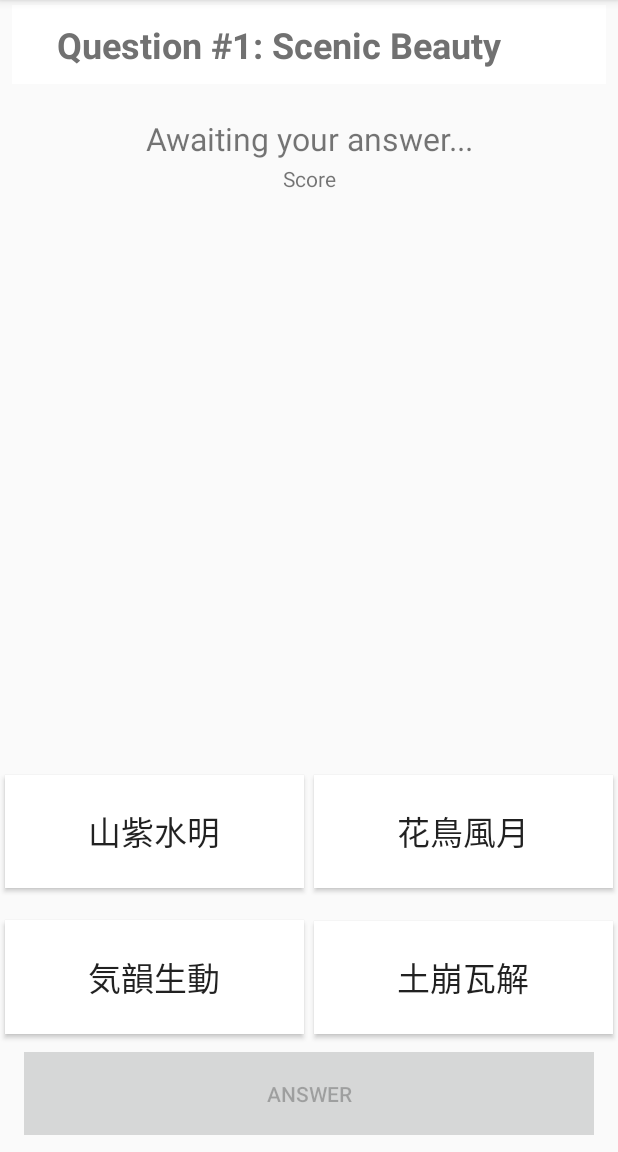
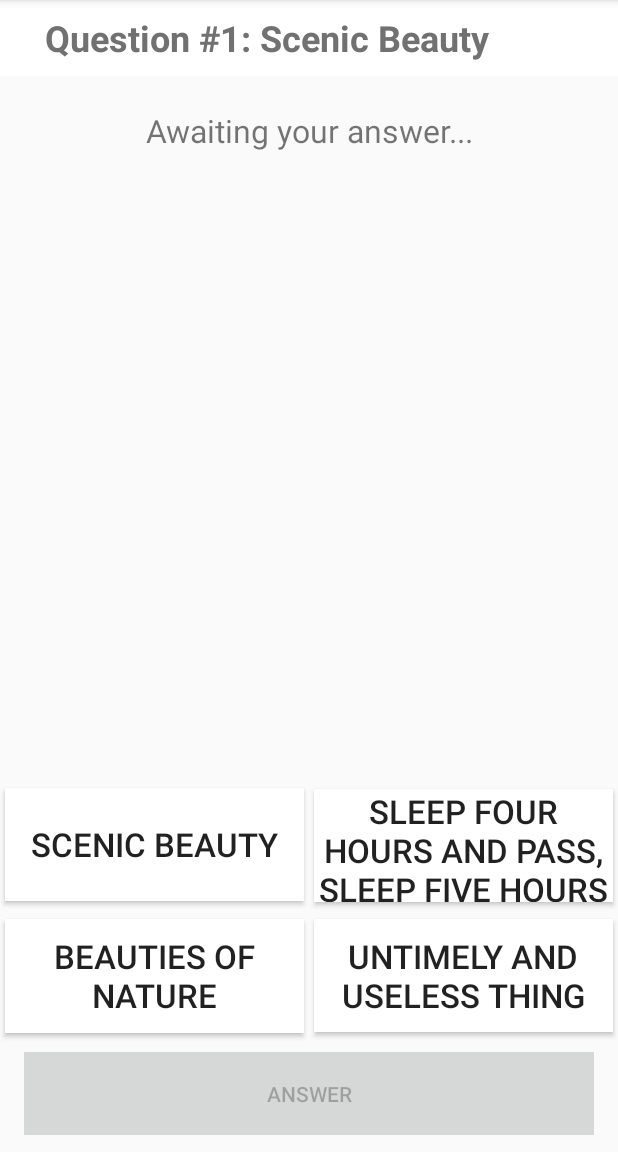
Before and after one commit to mosesweb/JapaneseWordsSimpleQuiz, an Android app: the screen it shows after launch (wordTestActivity), after a tap on "START QUIZ", on a phone screen of 412 x 824 dp, the part 84-1236 px from its top. Run offline under Robolectric (Android 15) with nearby library versions, the phone set to English and light mode, and no system bars.

Commit message:
radio group added for first activity and sharedprefs

```diff
--- a/app/build.gradle
+++ b/app/build.gradle
@@ -7,8 +7,8 @@ android {
         applicationId "com.kengoweb.studerande.japanesewords"
         minSdkVersion 15
         targetSdkVersion 24
-        versionCode 2
-        versionName "2"
+        versionCode 3
+        versionName "3"
         testInstrumentationRunner "android.support.test.runner.AndroidJUnitRunner"
     }
     buildTypes {
--- a/app/src/main/java/com/kengoweb/studerande/japanesewords/MainActivity.java
+++ b/app/src/main/java/com/kengoweb/studerande/japanesewords/MainActivity.java
@@ -1,20 +1,39 @@
 package com.kengoweb.studerande.japanesewords;
 
+import android.content.Context;
 import android.content.Intent;
+import android.content.SharedPreferences;
+import android.provider.MediaStore;
 import android.support.v7.app.AppCompatActivity;
 import android.os.Bundle;
 import android.view.View;
 import android.widget.Button;
+import android.widget.RadioButton;
+import android.widget.RadioGroup;
 import android.widget.Toast;
 
+import static android.R.attr.checked;
+
 public class MainActivity extends AppCompatActivity {
+
+    public static final String PREF_QUIZ_TYPE_SETTING = "japquiz_pref_file";
 
     @Override
     protected void onCreate(Bundle savedInstanceState) {
         super.onCreate(savedInstanceState);
         setContentView(R.layout.activity_main);
 
+        SharedPreferences sharedPref = getSharedPreferences(PREF_QUIZ_TYPE_SETTING, MODE_PRIVATE);
+        final RadioGroup radioGroup = (RadioGroup) findViewById(R.id.radioGroup);
         Button btn = (Button) findViewById(R.id.study_button);
+
+        // get value of selected mode
+        // http://stackoverflow.com/questions/23024831/android-shared-preferences-example
+        String restoredText = sharedPref.getString("quiz_mode", null);
+        if (restoredText != null) {
+            Toast.makeText(this, "You have checked" + restoredText, Toast.LENGTH_SHORT).show();
+        }
+
         btn.setOnClickListener(new View.OnClickListener()
         {
             public void onClick(View v)
@@ -22,10 +41,38 @@ public class MainActivity extends AppCompatActivity {
 
                 // could send some data to the intent if we want to have category
                 // for more options or something
-                Toast.makeText(MainActivity.this, "Clicked", Toast.LENGTH_SHORT).show();
                 Intent intent = new Intent(MainActivity.this, wordTestActivity.class);
                 startActivity(intent);
             }
         });
+
+        radioGroup.setOnCheckedChangeListener(new RadioGroup.OnCheckedChangeListener()
+        {
+            @Override
+            public void onCheckedChanged(RadioGroup group, int checkedId) {
+                // checkedId is the RadioButton selected
+                //radioGroup.check(checkedId);
+                RadioButton rb = (RadioButton) findViewById(checkedId);
+                String radioText = rb.getText().toString();
+                Context context = getApplicationContext();
+                CharSequence text = "you checked" + radioText;
+                int duration = Toast.LENGTH_SHORT;
+                Toast toast = Toast.makeText(context, text, duration);
+                toast.show();
+
+                SharedPreferences.Editor editor = getSharedPreferences(PREF_QUIZ_TYPE_SETTING, MODE_PRIVATE).edit();
+                editor.putString("quiz_mode", radioText);
+                editor.putInt("quiz_mode_num", checkedId);
+                editor.commit();
+            }
+        });
+
+
+
     }
+
+    // Check user settings..
+
+
+
 }
--- a/app/src/main/java/com/kengoweb/studerande/japanesewords/wordTestActivity.java
+++ b/app/src/main/java/com/kengoweb/studerande/japanesewords/wordTestActivity.java
@@ -256,7 +256,7 @@ public class wordTestActivity extends AppCompatActivity {
 
         for(int x = 0; x < wordStringArr.length; x++)
         {
-            wordStringArr[x] = mylist.get(x).Japanese;
+            wordStringArr[x] = mylist.get(x).English;
         }
 
         Log.d("asd", Integer.toString(list_size));
@@ -295,7 +295,7 @@ public class wordTestActivity extends AppCompatActivity {
         // remove the word in question from the myjapaneselist array
         for ( int i = 0;  i < myjapaneselist.size(); i++){
             String tempName = myjapaneselist.get(i);
-            if(tempName.equals(current_word.Japanese))
+            if(tempName.equals(current_word.English))
             {
                 myjapaneselist.remove(i);
             }
@@ -305,7 +305,7 @@ public class wordTestActivity extends AppCompatActivity {
         Collections.shuffle(myjapaneselist);
 
         List<String> q_list = new ArrayList<String>();
-        q_list.add(current_word.Japanese);
+        q_list.add(current_word.English);
         q_list.add(myjapaneselist.get(0));
         q_list.add(myjapaneselist.get(1));
         q_list.add(myjapaneselist.get(2));
--- a/app/src/main/res/layout/activity_word_test.xml
+++ b/app/src/main/res/layout/activity_word_test.xml
@@ -13,36 +13,30 @@
         android:id="@+id/question_tw"
         android:layout_width="0dp"
         android:layout_height="wrap_content"
-        android:layout_marginEnd="8dp"
-        android:layout_marginLeft="8dp"
-        android:layout_marginRight="8dp"
-        android:layout_marginStart="8dp"
-        android:layout_marginTop="3dp"
+        android:layout_marginTop="-2dp"
         android:background="@color/whiteDef"
         android:ellipsize="none"
         android:ems="10"
         android:maxLines="100"
-        android:paddingTop="10sp"
+        android:paddingBottom="10sp"
         android:paddingLeft="30sp"
         android:paddingRight="30sp"
-        android:paddingBottom="10sp"
+        android:paddingTop="10sp"
         android:scrollHorizontally="false"
         android:text="Question"
         android:textColor="#717171"
         android:textSize="24sp"
+        android:textStyle="bold"
         app:layout_constraintLeft_toLeftOf="parent"
         app:layout_constraintRight_toRightOf="parent"
         app:layout_constraintTop_toTopOf="parent"
-        tools:layout_constraintLeft_creator="1"
-        tools:layout_constraintRight_creator="1"
-        tools:layout_constraintTop_creator="1"
-        android:textStyle="bold"/>
+        tools:layout_constraintTop_creator="1" />
 
     <Button
         android:id="@+id/ansr_btn3"
         android:layout_width="0dp"
         android:layout_height="75dp"
-        android:layout_marginBottom="21dp"
+        android:layout_marginBottom="12dp"
         android:background="@color/whiteDef"
         android:onClick="onClick"
         android:text="Button"
@@ -51,7 +45,7 @@
         app:layout_constraintLeft_toLeftOf="parent"
         app:layout_constraintRight_toLeftOf="@+id/ansr_btn1"
         android:layout_marginRight="3dp"
-        android:layout_marginLeft="3dp"
+        android:layout_marginLeft="6dp"
         android:layout_marginStart="3dp"
         android:layout_marginEnd="3dp" />
 
@@ -68,10 +62,10 @@
         app:layout_constraintRight_toRightOf="parent"
         tools:layout_constraintBottom_creator="1"
         android:layout_marginLeft="3dp"
-        android:layout_marginRight="3dp"
+        android:layout_marginRight="6dp"
         android:layout_marginStart="3dp"
         android:layout_marginEnd="3dp"
-        android:layout_marginBottom="12dp" />
+        android:layout_marginBottom="13dp" />
 
     <Button
         android:id="@+id/ansr_btn4"
@@ -86,7 +80,7 @@
         app:layout_constraintBaseline_toBaselineOf="@+id/ansr_btn2"
         tools:layout_constraintBaseline_creator="1"
         android:layout_marginRight="3dp"
-        android:layout_marginLeft="3dp"
+        android:layout_marginLeft="6dp"
         android:layout_marginStart="3dp"
         android:layout_marginEnd="3dp" />
 
@@ -94,7 +88,7 @@
         android:id="@+id/ansr_btn1"
         android:layout_width="0dp"
         android:layout_height="75dp"
-        android:layout_marginBottom="22dp"
+        android:layout_marginBottom="11dp"
         android:background="@color/whiteDef"
         android:onClick="onClick"
         android:text="Button"
@@ -103,7 +97,7 @@
         app:layout_constraintLeft_toRightOf="@+id/ansr_btn3"
         app:layout_constraintRight_toRightOf="parent"
         android:layout_marginLeft="3dp"
-        android:layout_marginRight="3dp"
+        android:layout_marginRight="6dp"
         android:layout_marginStart="3dp"
         android:layout_marginEnd="3dp" />
 
@@ -133,35 +127,28 @@
         android:id="@+id/result_text"
         android:layout_width="0dp"
         android:layout_height="wrap_content"
-        android:layout_marginEnd="8dp"
-        android:layout_marginLeft="8dp"
-        android:layout_marginRight="8dp"
-        android:layout_marginStart="8dp"
+        android:layout_marginTop="0dp"
         android:gravity="center"
         android:padding="22sp"
         android:text="Awaiting your answer..."
         android:textAlignment="center"
         android:textSize="21sp"
-        app:layout_constraintHorizontal_bias="0.0"
         app:layout_constraintLeft_toLeftOf="parent"
         app:layout_constraintRight_toRightOf="parent"
-        app:layout_constraintTop_toBottomOf="@+id/question_tw"
-        tools:layout_constraintLeft_creator="1"
-        tools:layout_constraintRight_creator="1"
-        tools:layout_constraintTop_creator="1" />
+        app:layout_constraintTop_toBottomOf="@+id/question_tw" />
 
     <TextView
         android:id="@+id/howmanycorrect"
         android:layout_width="0dp"
         android:layout_height="wrap_content"
-        android:text="Score"
         android:textAlignment="center"
         app:layout_constraintLeft_toLeftOf="parent"
         app:layout_constraintRight_toRightOf="parent"
-        tools:layout_constraintRight_creator="1"
-        tools:layout_constraintBottom_creator="1"
-        app:layout_constraintBottom_toBottomOf="@+id/result_text"
-        tools:layout_constraintLeft_creator="1" />
+        tools:layout_editor_absoluteY="120dp"
+        app:layout_constraintHorizontal_bias="0.0"
+        app:layout_constraintTop_toBottomOf="@+id/result_text"
+
+        />
 
     <TextView
         android:id="@+id/description_textview"
```
Also changed, not shown: app/src/main/res/layout/activity_main.xml (+30 -1 lines).
